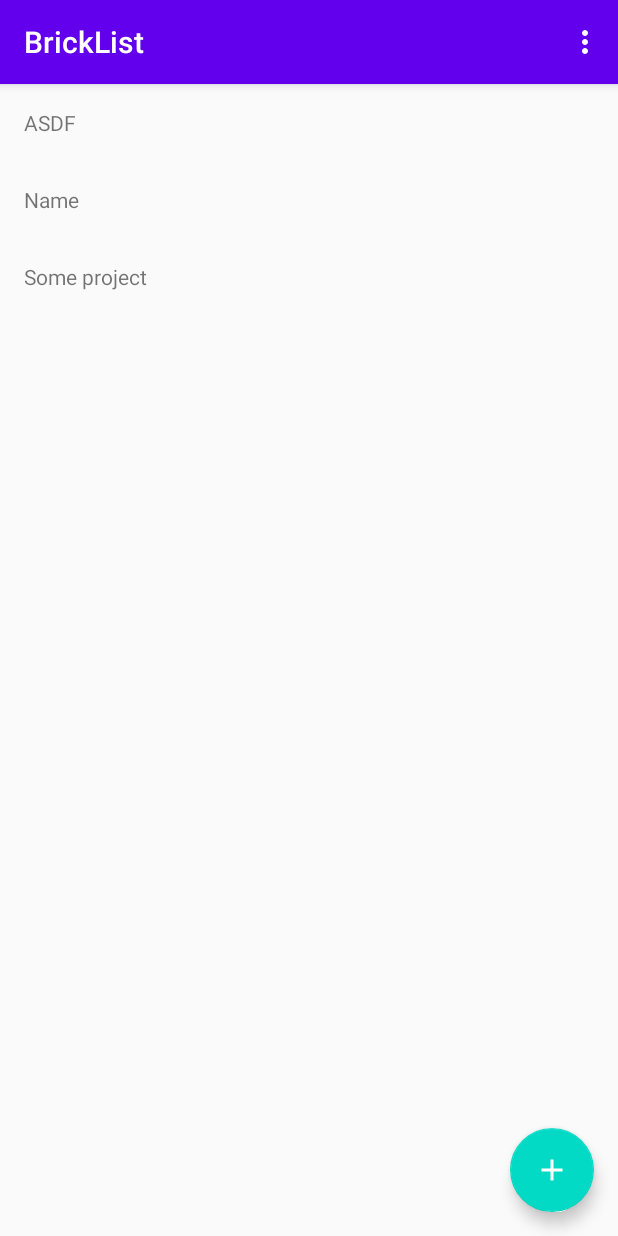
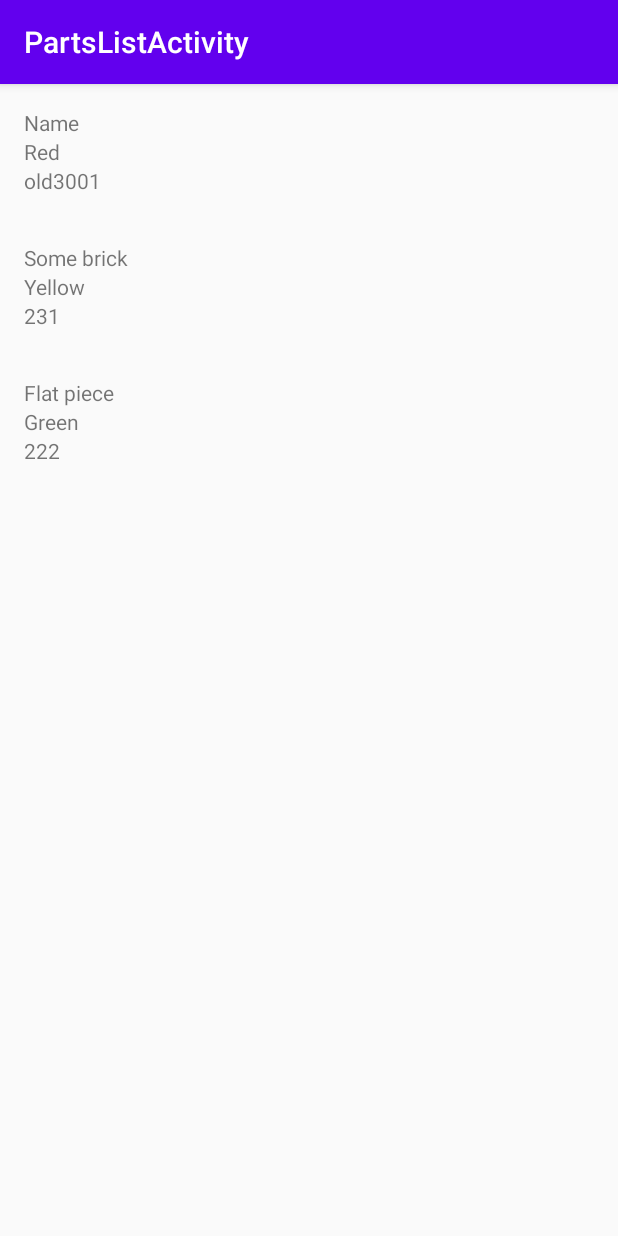
Before and after one commit to Ztrk/brick-list, an Android app: the screen it shows after launch (MainActivity before the commit, PartsListActivity after it), after a tap on "Name", on a phone screen of 412 x 824 dp. Run offline under Robolectric (Android 15) with nearby library versions, the phone set to English and light mode, and no system bars; our stand-ins replace Room's generated code.

Commit message:
Add activity with list of parts

```diff
--- a/app/src/main/AndroidManifest.xml
+++ b/app/src/main/AndroidManifest.xml
@@ -12,6 +12,10 @@
         android:roundIcon="@mipmap/ic_launcher_round"
         android:supportsRtl="true"
         android:theme="@style/AppTheme">
+        <activity
+            android:name=".PartsListActivity"
+            android:label="@string/title_activity_parts_list"
+            android:theme="@style/AppTheme.NoActionBar"></activity>
         <activity
             android:name=".NewInventoryActivity"
             android:label="@string/title_activity_new_inventory"
--- /dev/null
+++ b/app/src/main/java/com/example/bricklist/InventoryPartViewAdapter.kt
@@ -0,0 +1,39 @@
+package com.example.bricklist
+
+import android.view.LayoutInflater
+import android.view.View
+import android.view.ViewGroup
+import android.widget.TextView
+import androidx.recyclerview.widget.RecyclerView
+import kotlinx.android.synthetic.main.inventory_part_item.view.*
+
+class InventoryPartViewAdapter
+    : RecyclerView.Adapter<InventoryPartViewAdapter.InventoryViewHolder>() {
+
+    var inventoryParts = listOf<InventoryPart>()
+        set(value) {
+            field = value
+            notifyDataSetChanged()
+        }
+
+    class InventoryViewHolder(view: View)
+            : RecyclerView.ViewHolder(view) {
+        val nameText: TextView = view.nameText
+        val colorText: TextView = view.colorText
+        val codeText: TextView = view.codeText
+    }
+
+    override fun onCreateViewHolder(parent: ViewGroup, viewType: Int): InventoryViewHolder {
+        val view = LayoutInflater.from(parent.context)
+            .inflate(R.layout.inventory_part_item, parent,false)
+        return InventoryViewHolder(view)
+    }
+
+    override fun getItemCount() = inventoryParts.size
+
+    override fun onBindViewHolder(holder: InventoryViewHolder, position: Int) {
+        holder.nameText.text = inventoryParts[position].name
+        holder.colorText.text = inventoryParts[position].color
+        holder.codeText.text = inventoryParts[position].itemCode
+    }
+}
--- a/app/src/main/java/com/example/bricklist/MainActivity.kt
+++ b/app/src/main/java/com/example/bricklist/MainActivity.kt
@@ -26,6 +26,7 @@ class MainActivity : AppCompatActivity() {
         val viewManager = LinearLayoutManager(this)
         viewAdapter = InventoryViewAdapter { _, inventory ->
             Toast.makeText(this, inventory.name, Toast.LENGTH_LONG).show()
+            startActivity(Intent(this,  PartsListActivity::class.java))
         }
 
         inventoriesView.apply {
--- /dev/null
+++ b/app/src/main/java/com/example/bricklist/PartsListActivity.kt
@@ -0,0 +1,32 @@
+package com.example.bricklist
+
+import android.os.Bundle
+import androidx.appcompat.app.AppCompatActivity
+import androidx.recyclerview.widget.LinearLayoutManager
+
+import kotlinx.android.synthetic.main.activity_parts_list.*
+import kotlinx.android.synthetic.main.content_parts_list.*
+
+class PartsListActivity : AppCompatActivity() {
+
+    override fun onCreate(savedInstanceState: Bundle?) {
+        super.onCreate(savedInstanceState)
+        setContentView(R.layout.activity_parts_list)
+        setSupportActionBar(toolbar)
+
+        val viewManager = LinearLayoutManager(this)
+        val viewAdapter = InventoryPartViewAdapter()
+        viewAdapter.inventoryParts = listOf(
+            InventoryPart().apply { name = "Name"; color = "Red"; itemCode = "old3001" },
+            InventoryPart().apply { name = "Some brick"; color = "Yellow"; itemCode = "231" },
+            InventoryPart().apply { name = "Flat piece"; color = "Green"; itemCode = "222" }
+        )
+
+        inventoryPartsView.apply {
+            setHasFixedSize(true)
+            layoutManager = viewManager
+            adapter = viewAdapter
+        }
+    }
+
+}
--- /dev/null
+++ b/app/src/main/res/layout/activity_parts_list.xml
@@ -0,0 +1,25 @@
+<?xml version="1.0" encoding="utf-8"?>
+<androidx.coordinatorlayout.widget.CoordinatorLayout xmlns:android="http://schemas.android.com/apk/res/android"
+    xmlns:app="http://schemas.android.com/apk/res-auto"
+    xmlns:tools="http://schemas.android.com/tools"
+    android:layout_width="match_parent"
+    android:layout_height="match_parent"
+    tools:context=".PartsListActivity">
+
+    <com.google.android.material.appbar.AppBarLayout
+        android:layout_width="match_parent"
+        android:layout_height="wrap_content"
+        android:theme="@style/AppTheme.AppBarOverlay">
+
+        <androidx.appcompat.widget.Toolbar
+            android:id="@+id/toolbar"
+            android:layout_width="match_parent"
+            android:layout_height="?attr/actionBarSize"
+            android:background="?attr/colorPrimary"
+            app:popupTheme="@style/AppTheme.PopupOverlay" />
+
+    </com.google.android.material.appbar.AppBarLayout>
+
+    <include layout="@layout/content_parts_list" />
+
+</androidx.coordinatorlayout.widget.CoordinatorLayout>
--- /dev/null
+++ b/app/src/main/res/layout/content_parts_list.xml
@@ -0,0 +1,17 @@
+<?xml version="1.0" encoding="utf-8"?>
+<androidx.constraintlayout.widget.ConstraintLayout xmlns:android="http://schemas.android.com/apk/res/android"
+    xmlns:app="http://schemas.android.com/apk/res-auto"
+    xmlns:tools="http://schemas.android.com/tools"
+    android:layout_width="match_parent"
+    android:layout_height="match_parent"
+    app:layout_behavior="@string/appbar_scrolling_view_behavior">
+
+    <androidx.recyclerview.widget.RecyclerView
+        android:id="@+id/inventoryPartsView"
+        android:layout_width="0dp"
+        android:layout_height="0dp"
+        app:layout_constraintBottom_toBottomOf="parent"
+        app:layout_constraintEnd_toEndOf="parent"
+        app:layout_constraintStart_toStartOf="parent"
+        app:layout_constraintTop_toTopOf="parent" />
+</androidx.constraintlayout.widget.ConstraintLayout>
--- /dev/null
+++ b/app/src/main/res/layout/inventory_part_item.xml
@@ -0,0 +1,29 @@
+<?xml version="1.0" encoding="utf-8"?>
+<android.widget.LinearLayout xmlns:android="http://schemas.android.com/apk/res/android"
+    xmlns:tools="http://schemas.android.com/tools"
+    android:layout_width="match_parent"
+    android:layout_height="wrap_content"
+    android:layout_margin="16dp"
+    android:orientation="vertical">
+
+    <TextView
+        android:id="@+id/nameText"
+        android:layout_width="match_parent"
+        android:layout_height="wrap_content"
+        android:layout_weight="1"
+        tools:text="Name" />
+
+    <TextView
+        android:id="@+id/colorText"
+        android:layout_width="wrap_content"
+        android:layout_height="wrap_content"
+        android:layout_weight="1"
+        tools:text="Color" />
+
+    <TextView
+        android:id="@+id/codeText"
+        android:layout_width="match_parent"
+        android:layout_height="wrap_content"
+        android:layout_weight="1"
+        tools:text="Code" />
+</android.widget.LinearLayout>
--- a/app/src/main/res/values/strings.xml
+++ b/app/src/main/res/values/strings.xml
@@ -2,12 +2,5 @@
     <string name="app_name">BrickList</string>
     <string name="action_settings">Settings</string>
     <string name="title_activity_new_inventory">NewInventoryActivity</string>
-    <!-- Strings used for fragments for navigation -->
-    <string name="first_fragment_label">First Fragment</string>
-    <string name="second_fragment_label">Second Fragment</string>
-    <string name="next">Next</string>
-    <string name="previous">Previous</string>
-
-    <string name="hello_first_fragment">Hello first fragment</string>
-    <string name="hello_second_fragment">Hello second fragment. Arg: %1$s</string>
+    <string name="title_activity_parts_list">PartsListActivity</string>
 </resources>
```
